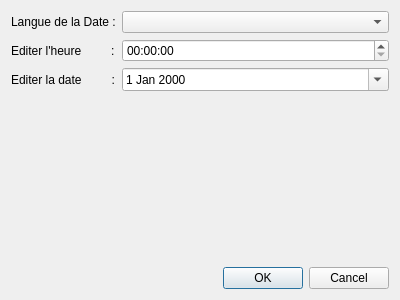
Old version of the form Horloge_Analogique/paramheure.ui in the repository liberflos/HorlogeAnalogique.
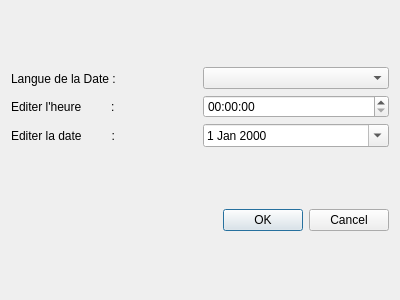
New version of the form.

```diff
--- a/Horloge_Analogique/paramheure.ui
+++ b/Horloge_Analogique/paramheure.ui
@@ -16,60 +16,51 @@
   <property name="windowTitle">
    <string>Paramètres de l'heure</string>
   </property>
+  <layout class="QVBoxLayout" name="verticalLayout_3">
+   <item>
+    <layout class="QHBoxLayout" name="horizontalLayout">
+     <item>
   <layout class="QVBoxLayout" name="verticalLayout">
    <item>
-    <layout class="QFormLayout" name="formLayout">
-     <property name="sizeConstraint">
-      <enum>QLayout::SetDefaultConstraint</enum>
-     </property>
-     <property name="fieldGrowthPolicy">
-      <enum>QFormLayout::AllNonFixedFieldsGrow</enum>
-     </property>
-     <property name="rowWrapPolicy">
-      <enum>QFormLayout::DontWrapRows</enum>
-     </property>
-     <property name="labelAlignment">
-      <set>Qt::AlignLeading|Qt::AlignLeft|Qt::AlignVCenter</set>
-     </property>
-     <property name="formAlignment">
-      <set>Qt::AlignHCenter|Qt::AlignTop</set>
-     </property>
-     <item row="0" column="0">
       <widget class="QLabel" name="labelLangue">
        <property name="text">
         <string>Langue de la Date :</string>
        </property>
       </widget>
      </item>
-     <item row="0" column="1">
+       <item>
+        <widget class="QLabel" name="labelEditHeure">
+         <property name="text">
+          <string>Editer l'heure         :</string>
+         </property>
+        </widget>
+       </item>
+       <item>
+        <widget class="QLabel" name="labelEditDate">
+         <property name="text">
+          <string>Editer la date         :</string>
+         </property>
+        </widget>
+       </item>
+      </layout>
+     </item>
+     <item>
+      <layout class="QVBoxLayout" name="verticalLayout_2">
+       <item>
       <widget class="QComboBox" name="comboBox">
        <property name="modelColumn">
         <number>0</number>
        </property>
       </widget>
      </item>
-     <item row="1" column="0">
-      <widget class="QLabel" name="labelEditHeure">
-       <property name="text">
-        <string>Editer l'heure         :</string>
-       </property>
-      </widget>
-     </item>
-     <item row="1" column="1">
+       <item>
       <widget class="QTimeEdit" name="timeEdit">
        <property name="displayFormat">
         <string>HH:mm:ss</string>
        </property>
       </widget>
      </item>
-     <item row="2" column="0">
-      <widget class="QLabel" name="labelEditDate">
-       <property name="text">
-        <string>Editer la date         :</string>
-       </property>
-      </widget>
-     </item>
-     <item row="2" column="1">
+       <item>
       <widget class="QDateEdit" name="dateEdit">
        <property name="maximumDate">
         <date>
@@ -82,6 +73,8 @@
         <bool>true</bool>
        </property>
       </widget>
+       </item>
+      </layout>
      </item>
     </layout>
    </item>
```
Lines whose indentation alone changed are shown as unchanged.
